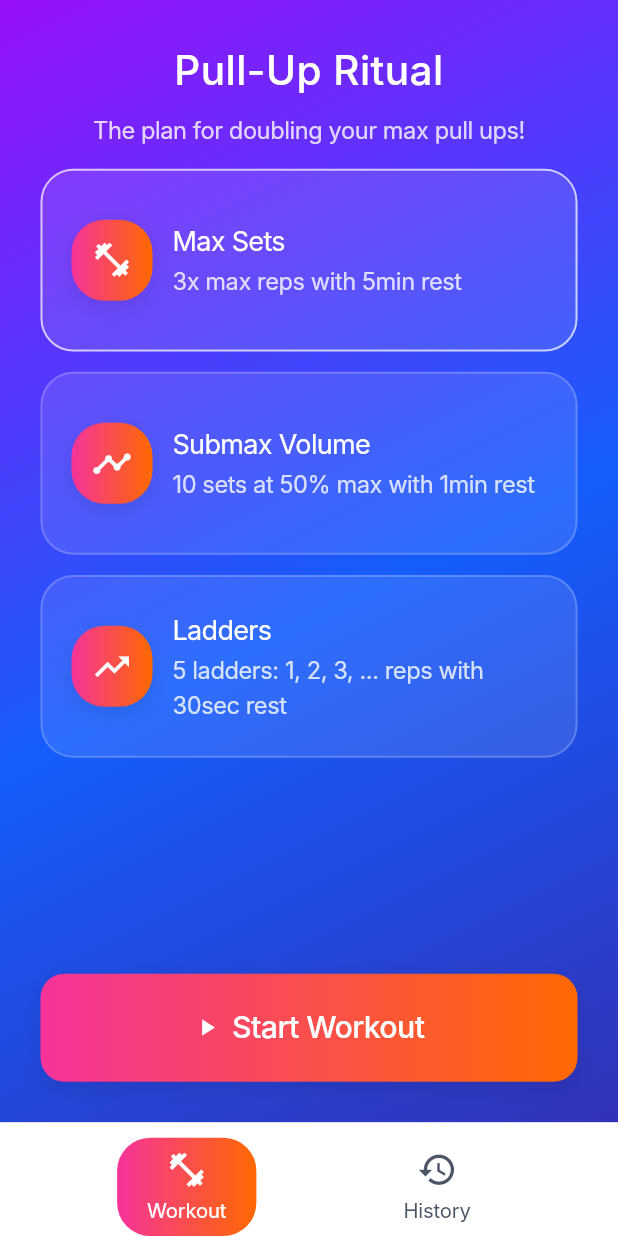
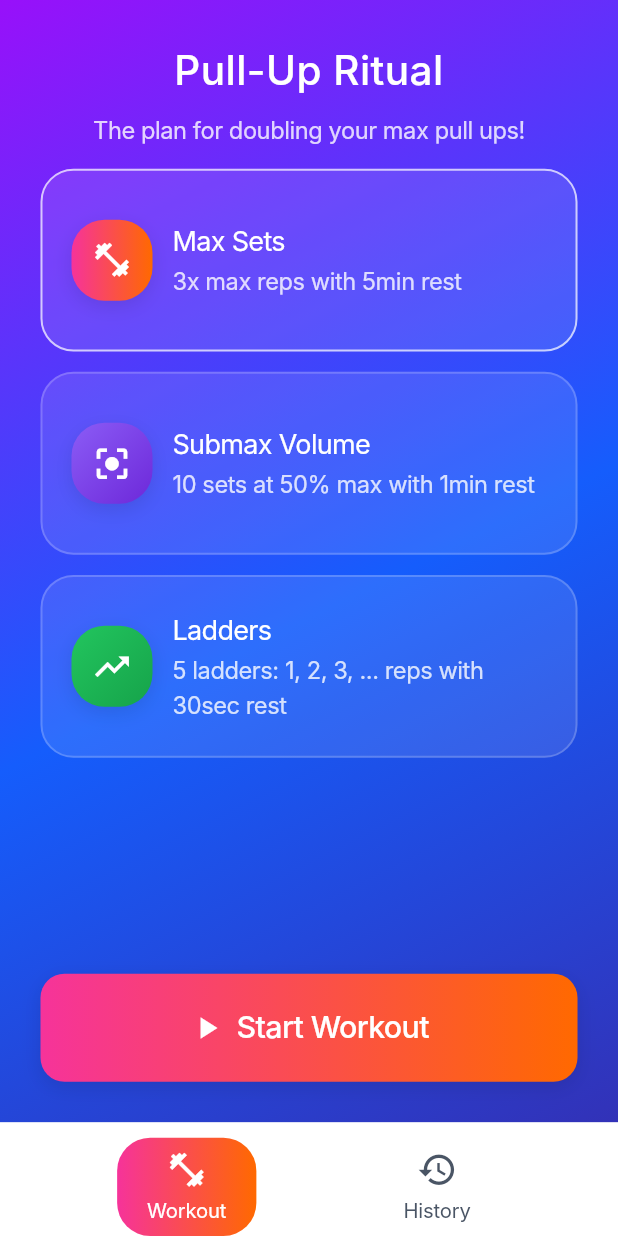
Before and after one commit to SaturnFromTitan/pull-up-ritual, a Flutter app: the screen it shows after launch, on a phone screen of 412 x 824 dp. Run offline on Flutter 3.47's test engine with Material 3 defaults, Android fonts, the phone set to English and light mode, and no system bars; Roboto replaces fonts that are missing (Inter).

Commit message:
chore: simplifications and small styling improvements to selection page

```diff
--- a/lib/core/themes/app_colors.dart
+++ b/lib/core/themes/app_colors.dart
@@ -7,14 +7,22 @@ class AppColors {
   static const Color onLight = Color(0xFFB0B0B0);
 
   // Gradient color lists
-  static const List<Color> primaryGradientColors = [
+  static const List<Color> gradientPrimary = [
     Color(0xFFF6339A),
     Color(0xFFFF6900),
   ];
-  static const List<Color> backgroundGradientColors = [
+  static const List<Color> gradientBackground = [
     Color(0xFF9810FA), // Purple start (0%)
     Color(0xFF155DFC), // Blue middle (50%)
     Color(0xFF372AAC), // Dark blue end (100%)
+  ];
+  static const List<Color> gradientAccentPurple = [
+    Color(0xFF8B5CF6),
+    Color(0xFF6D28D9),
+  ];
+  static const List<Color> gradientAccentGreen = [
+    Color(0xFF22C55E),
+    Color(0xFF16A34A),
   ];
 
   // Glassmorphism colors - White overlays for dark background  - TODO: rename these
@@ -30,15 +38,27 @@ class AppColors {
 
 class AppGradients {
   static const LinearGradient primary = LinearGradient(
-    colors: AppColors.primaryGradientColors,
+    colors: AppColors.gradientPrimary,
     begin: Alignment.centerLeft,
     end: Alignment.centerRight,
   );
 
   static const LinearGradient background = LinearGradient(
-    colors: AppColors.backgroundGradientColors,
+    colors: AppColors.gradientBackground,
     begin: Alignment.topLeft,
     end: Alignment.bottomRight,
     stops: [0.0, 0.5, 1.0], // 0%, 50%, 100%
   );
+
+  static const LinearGradient accentPurple = LinearGradient(
+    colors: AppColors.gradientAccentPurple,
+    begin: Alignment.topLeft,
+    end: Alignment.bottomRight,
+  );
+
+  static const LinearGradient accentGreen = LinearGradient(
+    colors: AppColors.gradientAccentGreen,
+    begin: Alignment.topLeft,
+    end: Alignment.bottomRight,
+  );
 }
--- a/lib/core/widgets/gradient_button.dart
+++ b/lib/core/widgets/gradient_button.dart
@@ -5,18 +5,16 @@ import '../themes/app_typography.dart';
 
 class GradientButton extends StatelessWidget {
   final String text;
-  final Widget? icon;
-  final VoidCallback? onPressed;
-  final double? width;
-  final double? height;
+  final VoidCallback onPressed;
+  final Widget icon;
+  final LinearGradient gradient;
 
   const GradientButton({
     super.key,
     required this.text,
-    this.icon,
-    this.onPressed,
-    this.width,
-    this.height,
+    required this.onPressed,
+    required this.icon,
+    this.gradient = AppGradients.primary,
   });
 
   @override
@@ -24,10 +22,9 @@ class GradientButton extends StatelessWidget {
     return GestureDetector(
       onTap: onPressed,
       child: Container(
-        width: width ?? double.infinity,
-        height: height ?? AppSpacing.buttonHeight,
+        height: AppSpacing.buttonHeight,
         decoration: BoxDecoration(
-          gradient: AppGradients.primary,
+          gradient: gradient,
           borderRadius: BorderRadius.circular(AppSpacing.radiusMedium),
           boxShadow: const [
             BoxShadow(
@@ -40,7 +37,8 @@ class GradientButton extends StatelessWidget {
         child: Row(
           mainAxisAlignment: MainAxisAlignment.center,
           children: [
-            if (icon != null) ...[icon!, const SizedBox(width: AppSpacing.sm)],
+            icon,
+            const SizedBox(width: AppSpacing.sm),
             Text(text, style: AppTypography.headlineLarge),
           ],
         ),
--- a/lib/core/widgets/workout_card.dart
+++ b/lib/core/widgets/workout_card.dart
@@ -8,6 +8,7 @@ class WorkoutCard extends StatelessWidget {
   final String description;
   final Widget icon;
   final bool isSelected;
+  final LinearGradient gradient;
   final VoidCallback onTap;
 
   const WorkoutCard({
@@ -15,6 +16,7 @@ class WorkoutCard extends StatelessWidget {
     required this.title,
     required this.description,
     required this.icon,
+    required this.gradient,
     this.isSelected = false,
     required this.onTap,
   });
@@ -44,7 +46,7 @@ class WorkoutCard extends StatelessWidget {
                 width: AppSpacing.cardIconSize,
                 height: AppSpacing.cardIconSize,
                 decoration: BoxDecoration(
-                  gradient: AppGradients.primary,
+                  gradient: gradient,
                   borderRadius: BorderRadius.circular(AppSpacing.radiusLarge),
                   boxShadow: const [
                     BoxShadow(
--- a/lib/features/workout/presentation/screens/selection_screen.dart
+++ b/lib/features/workout/presentation/screens/selection_screen.dart
@@ -107,6 +107,7 @@ class _WorkoutSelectionScreenState extends State<WorkoutSelectionScreen> {
                     color: Colors.white,
                     size: 27,
                   ),
+                  gradient: AppGradients.primary,
                   isSelected: _selected == WorkoutType.maxSets,
                   onTap: () => setState(() => _selected = WorkoutType.maxSets),
                 ),
@@ -117,10 +118,11 @@ class _WorkoutSelectionScreenState extends State<WorkoutSelectionScreen> {
                   title: 'Submax Volume',
                   description: '10 sets at 50% max with 1min rest',
                   icon: const Icon(
-                    Icons.timeline,
+                    Icons.center_focus_strong,
                     color: Colors.white,
                     size: 27,
                   ),
+                  gradient: AppGradients.accentPurple,
                   isSelected: _selected == WorkoutType.submaxVolume,
                   onTap: () =>
                       setState(() => _selected = WorkoutType.submaxVolume),
@@ -136,6 +138,7 @@ class _WorkoutSelectionScreenState extends State<WorkoutSelectionScreen> {
                     color: Colors.white,
                     size: 27,
                   ),
+                  gradient: AppGradients.accentGreen,
                   isSelected: _selected == WorkoutType.ladders,
                   onTap: () => setState(() => _selected = WorkoutType.ladders),
                 ),
@@ -148,7 +151,7 @@ class _WorkoutSelectionScreenState extends State<WorkoutSelectionScreen> {
           // Start workout button
           GradientButton(
             text: 'Start Workout',
-            icon: const Icon(Icons.play_arrow, color: Colors.white, size: 18),
+            icon: const Icon(Icons.play_arrow, color: Colors.white),
             onPressed: _handleSubmit,
           ),
         ],
```
